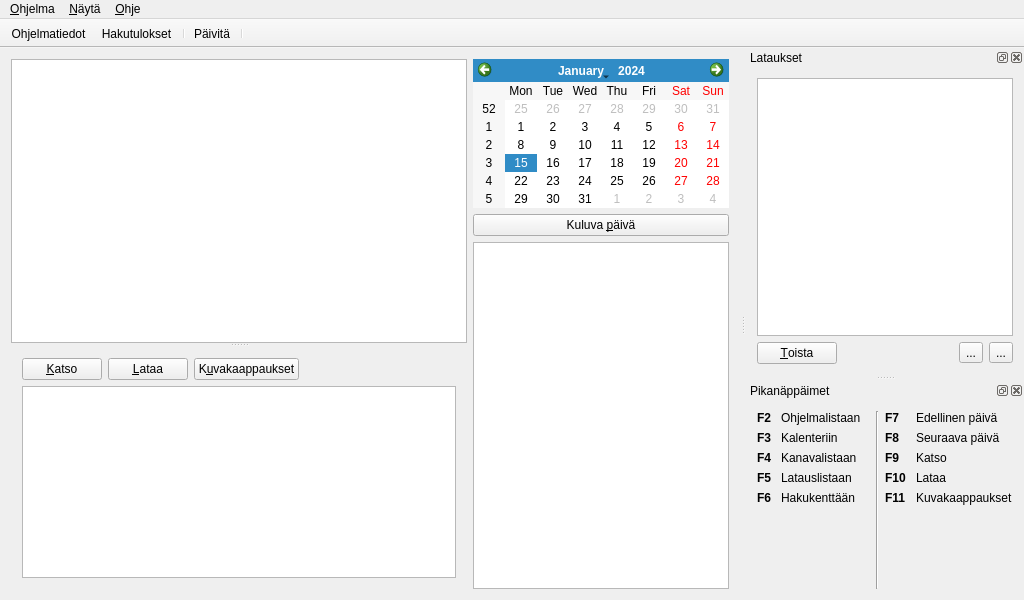
thelineva/tvkaistagui, file mainwindow.ui: the form before one commit.
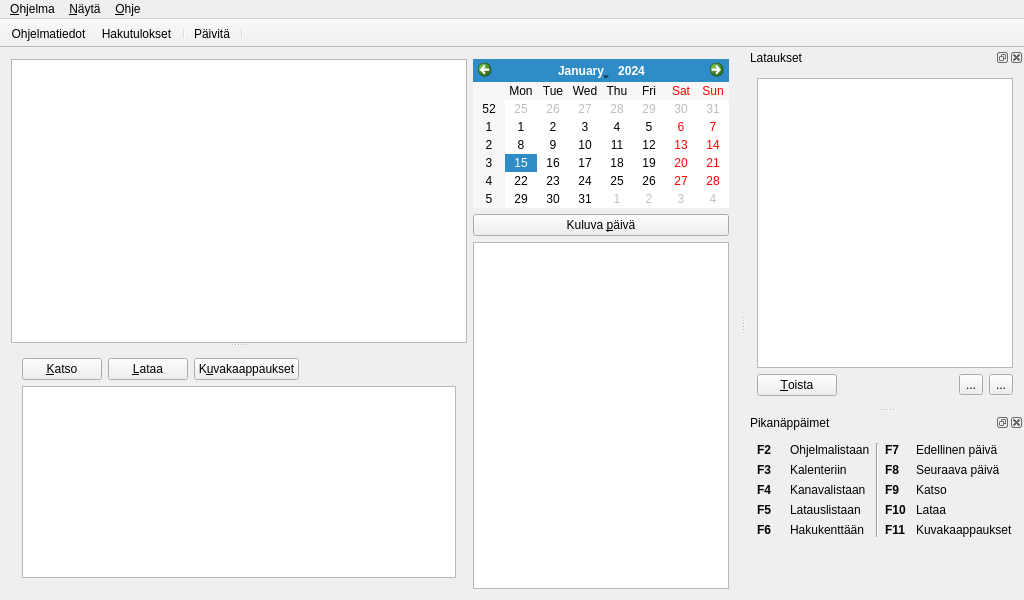
The form after the commit. Icons and pictures are not drawn.

Commit message: Pikanäppäinohjeiden keskiviiva tekstien korkuiseksi

What changed in the file:
```diff
--- a/mainwindow.ui
+++ b/mainwindow.ui
@@ -270,7 +270,7 @@
     <number>2</number>
    </attribute>
    <widget class="QWidget" name="dockWidgetContents">
-    <layout class="QVBoxLayout" name="verticalLayout_2">
+    <layout class="QVBoxLayout" name="verticalLayout_2" stretch="1,0">
      <item>
       <widget class="QTableView" name="downloadsTableView">
        <property name="tabKeyNavigation">
@@ -393,9 +393,11 @@
     <number>2</number>
    </attribute>
    <widget class="QWidget" name="dockWidgetContents_2">
-    <layout class="QHBoxLayout" name="horizontalLayout_3" stretch="1,0,1">
+    <layout class="QVBoxLayout" name="verticalLayout_4">
      <item>
-      <layout class="QGridLayout" name="gridLayout" columnstretch="0,1">
+      <layout class="QHBoxLayout" name="horizontalLayout_3">
+       <item>
+        <layout class="QGridLayout" name="gridLayout" columnstretch="0,0">
        <property name="horizontalSpacing">
         <number>10</number>
        </property>
@@ -499,19 +501,6 @@
          </property>
         </widget>
        </item>
-       <item row="5" column="1">
-        <spacer name="verticalSpacer">
-         <property name="orientation">
-          <enum>Qt::Vertical</enum>
-         </property>
-         <property name="sizeHint" stdset="0">
-          <size>
-           <width>20</width>
-           <height>0</height>
-          </size>
-         </property>
-        </spacer>
-       </item>
       </layout>
      </item>
      <item>
@@ -599,19 +588,6 @@
          </property>
         </widget>
        </item>
-       <item row="5" column="1">
-        <spacer name="verticalSpacer_2">
-         <property name="orientation">
-          <enum>Qt::Vertical</enum>
-         </property>
-         <property name="sizeHint" stdset="0">
-          <size>
-           <width>20</width>
-           <height>40</height>
-          </size>
-         </property>
-        </spacer>
-       </item>
        <item row="4" column="0">
         <widget class="QLabel" name="sh15label">
          <property name="font">
@@ -640,6 +616,21 @@
         </widget>
        </item>
       </layout>
+       </item>
+      </layout>
+     </item>
+     <item>
+      <spacer name="verticalSpacer">
+       <property name="orientation">
+        <enum>Qt::Vertical</enum>
+       </property>
+       <property name="sizeHint" stdset="0">
+        <size>
+         <width>20</width>
+         <height>1</height>
+        </size>
+       </property>
+      </spacer>
      </item>
     </layout>
    </widget>
```
Lines whose indentation alone changed are shown as unchanged.
